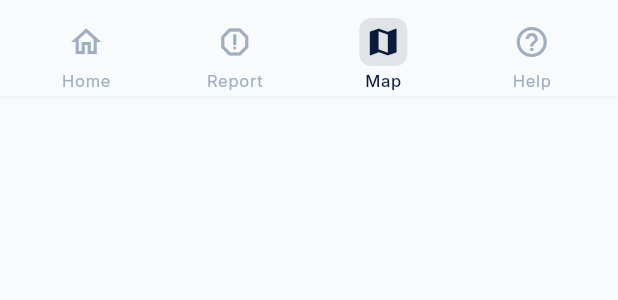
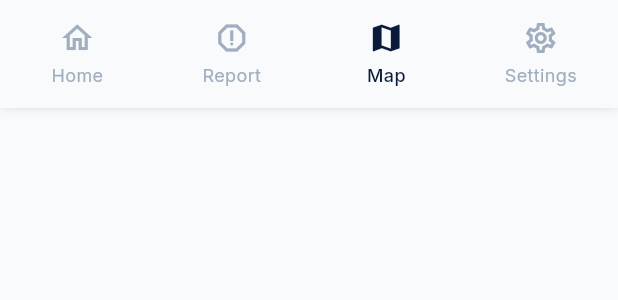
Before and after one commit to DevJB-cmd/AeroSafe, a Flutter app: the CustomBottomBar widget shown alone on an empty page, opened directly, on a phone screen of 412 x 824 dp. Shown: the top 300 px of the screen. Run offline on Flutter 3.47's test engine with Material 3 defaults, Android fonts, the light colour scheme and no system bars; our stand-ins replace cached_network_image, connectivity_plus, fl_chart, flutter_map, flutter_svg, geolocator and 10 more; missing offline and left inert: mobile_scanner, record; accounts and stored records are empty; statements that could not run were skipped.

Commit message:
Update custom_bottom_bar.dart

```diff
--- a/lib/widgets/custom_bottom_bar.dart
+++ b/lib/widgets/custom_bottom_bar.dart
@@ -1,24 +1,58 @@
 import 'package:flutter/material.dart';
 import 'package:flutter/services.dart';
+import 'package:google_fonts/google_fonts.dart';
 
-/// Custom bottom navigation bar for aviation safety application
-/// Implements bottom-heavy thumb zone strategy with haptic feedback
-/// Supports role-based navigation with secure admin access
+/// ================================
+/// Navigation item configuration
+/// ================================
+class CustomBottomBarItem {
+  final IconData icon;
+  final IconData activeIcon;
+  final String label;
+  final String route;
+  final bool showBadge;
+  final String? badgeText;
+
+  const CustomBottomBarItem({
+    required this.icon,
+    required this.activeIcon,
+    required this.label,
+    required this.route,
+    this.showBadge = false,
+    this.badgeText,
+  });
+}
+
+/// ================================
+/// Variants
+/// ================================
+enum CustomBottomBarVariant {
+  standard,
+  compact,
+}
+
+/// ================================
+/// Custom Bottom Bar
+/// ================================
 class CustomBottomBar extends StatefulWidget {
-  /// Current selected index
   final int currentIndex;
+  final ValueChanged<int>? onTap;
 
-  /// Callback when navigation item is tapped
-  final Function(int) onTap;
+  /// Admin / role options
+  final bool showAdminTab;
+  final bool showRoleBadge;
+  final String? roleType;
 
-  /// Whether to show admin tab (requires authentication)
-  final bool showAdminTab;
+  final CustomBottomBarVariant variant;
 
   const CustomBottomBar({
     super.key,
     required this.currentIndex,
-    required this.onTap,
+    this.onTap,
     this.showAdminTab = false,
+    this.showRoleBadge = false,
+    this.roleType,
+    this.variant = CustomBottomBarVariant.standard,
   });
 
   @override
@@ -27,184 +61,155 @@ class CustomBottomBar extends StatefulWidget {
 
 class _CustomBottomBarState extends State<CustomBottomBar>
     with SingleTickerProviderStateMixin {
-  late AnimationController _animationController;
+  late AnimationController _controller;
   late Animation<double> _scaleAnimation;
-  int _previousIndex = 0;
+  int _lastTappedIndex = -1;
 
   @override
   void initState() {
     super.initState();
-    _previousIndex = widget.currentIndex;
-    _animationController = AnimationController(
+    _controller = AnimationController(
       duration: const Duration(milliseconds: 200),
       vsync: this,
     );
-    _scaleAnimation = Tween<double>(begin: 1.0, end: 0.98).animate(
-      CurvedAnimation(
-        parent: _animationController,
-        curve: Curves.easeOut,
-      ),
+    _scaleAnimation = Tween<double>(begin: 1.0, end: 0.96).animate(
+      CurvedAnimation(parent: _controller, curve: Curves.easeOut),
     );
   }
 
   @override
-  void didUpdateWidget(CustomBottomBar oldWidget) {
-    super.didUpdateWidget(oldWidget);
-    if (oldWidget.currentIndex != widget.currentIndex) {
-      _previousIndex = oldWidget.currentIndex;
-      _animationController.forward().then((_) {
-        _animationController.reverse();
-      });
-    }
-  }
-
-  @override
   void dispose() {
-    _animationController.dispose();
+    _controller.dispose();
     super.dispose();
   }
 
-  void _handleTap(int index) {
-    // Haptic feedback for tab switching
-    HapticFeedback.lightImpact();
-    widget.onTap(index);
-  }
-
-  List<_NavigationItem> _getNavigationItems() {
-    final items = <_NavigationItem>[
-      _NavigationItem(
+  /// ================================
+  /// Navigation items (fusion logique)
+  /// ================================
+  List<CustomBottomBarItem> get _items => [
+        const CustomBottomBarItem(
           icon: Icons.home_outlined,
           activeIcon: Icons.home,
           label: 'Home',
           route: '/home-screen',
         ),
-      _NavigationItem(
+        const CustomBottomBarItem(
           icon: Icons.report_outlined,
           activeIcon: Icons.report,
           label: 'Report',
           route: '/incident-selection',
         ),
         if (widget.showAdminTab)
-        _NavigationItem(
+          const CustomBottomBarItem(
             icon: Icons.admin_panel_settings_outlined,
             activeIcon: Icons.admin_panel_settings,
             label: 'Admin',
-          route: '/admin-authentication',
+            route: '/admin-dashboard-screen',
           ),
-      _NavigationItem(
+        const CustomBottomBarItem(
           icon: Icons.map_outlined,
           activeIcon: Icons.map,
           label: 'Map',
           route: '/location-mapping',
         ),
-      _NavigationItem(
-        icon: Icons.help_outline,
-        activeIcon: Icons.help,
-        label: 'Help',
-        route: '/home-screen', // Help section in home
+        const CustomBottomBarItem(
+          icon: Icons.settings_outlined,
+          activeIcon: Icons.settings,
+          label: 'Settings',
+          route: '/settings-screen',
         ),
       ];
-    return items;
+
+  void _handleTap(int index) {
+    if (index == widget.currentIndex) return;
+
+    HapticFeedback.lightImpact();
+
+    setState(() => _lastTappedIndex = index);
+    _controller.forward().then((_) => _controller.reverse());
+
+    if (widget.onTap != null) {
+      widget.onTap!(index);
+    } else {
+      Navigator.pushNamed(context, _items[index].route);
+    }
   }
 
-  @override
-  Widget build(BuildContext context) {
+  Widget _buildItem(CustomBottomBarItem item, int index) {
     final theme = Theme.of(context);
     final colorScheme = theme.colorScheme;
-    final navigationItems = _getNavigationItems();
+    final isSelected = widget.currentIndex == index;
 
-    return Container(
-      decoration: BoxDecoration(
-        color: colorScheme.surface,
-        boxShadow: [
-          BoxShadow(
-            color: colorScheme.shadow.withValues(alpha: 0.2),
-            blurRadius: 4,
-            offset: const Offset(0, -2),
-          ),
-        ],
-      ),
-      child: SafeArea(
-        top: false,
-        child: Container(
-          height: 64,
-          padding: const EdgeInsets.symmetric(horizontal: 8, vertical: 8),
-          child: Row(
-            mainAxisAlignment: MainAxisAlignment.spaceAround,
-            children: List.generate(
-              navigationItems.length,
-              (index) => _buildNavigationItem(
-                context,
-                navigationItems[index],
-                index,
-                widget.currentIndex == index,
-              ),
-            ),
-          ),
-        ),
-      ),
-    );
-  }
-
-  Widget _buildNavigationItem(
-    BuildContext context,
-    _NavigationItem item,
-    int index,
-    bool isSelected,
-  ) {
-    final theme = Theme.of(context);
-    final colorScheme = theme.colorScheme;
+    final color = isSelected
+        ? colorScheme.primary
+        : theme.bottomNavigationBarTheme.unselectedItemColor ??
+            colorScheme.onSurface.withValues(alpha: 0.6);
 
     return Expanded(
-      child: ScaleTransition(
-        scale: isSelected && _previousIndex != index
-            ? _scaleAnimation
-            : const AlwaysStoppedAnimation(1.0),
       child: Material(
         color: Colors.transparent,
         child: InkWell(
           onTap: () => _handleTap(index),
           borderRadius: BorderRadius.circular(12),
+          child: AnimatedBuilder(
+            animation: _scaleAnimation,
+            builder: (_, child) {
+              return Transform.scale(
+                scale: _lastTappedIndex == index
+                    ? _scaleAnimation.value
+                    : 1.0,
+                child: child,
+              );
+            },
             child: Container(
-              padding: const EdgeInsets.symmetric(vertical: 4),
+              padding: const EdgeInsets.symmetric(vertical: 8),
               child: Column(
-                mainAxisSize: MainAxisSize.min,
                 mainAxisAlignment: MainAxisAlignment.center,
                 children: [
-                  AnimatedContainer(
-                    duration: const Duration(milliseconds: 200),
-                    curve: Curves.easeInOut,
+                  Stack(
+                    clipBehavior: Clip.none,
+                    children: [
+                      Icon(
+                        isSelected ? item.activeIcon : item.icon,
+                        size: 24,
+                        color: color,
+                      ),
+                      if (item.showBadge ||
+                          (widget.showRoleBadge && index == 0))
+                        Positioned(
+                          right: -8,
+                          top: -4,
+                          child: Container(
                             padding: const EdgeInsets.all(4),
                             decoration: BoxDecoration(
-                      color: isSelected
-                          ? colorScheme.primary.withValues(alpha: 0.1)
-                          : Colors.transparent,
-                      borderRadius: BorderRadius.circular(8),
+                              color: colorScheme.secondary,
+                              shape: BoxShape.circle,
                             ),
-                    child: Icon(
-                      isSelected ? item.activeIcon : item.icon,
-                      size: 24,
-                      color: isSelected
-                          ? colorScheme.primary
-                          : theme.bottomNavigationBarTheme.unselectedItemColor,
+                            child: item.badgeText != null
+                                ? Text(
+                                    item.badgeText!,
+                                    style: GoogleFonts.inter(
+                                      fontSize: 10,
+                                      color: colorScheme.onSecondary,
+                                      fontWeight: FontWeight.w600,
+                                    ),
+                                  )
+                                : null,
                           ),
                         ),
-                  const SizedBox(height: 2),
-                  AnimatedDefaultTextStyle(
-                    duration: const Duration(milliseconds: 200),
-                    curve: Curves.easeInOut,
-                    style: theme.textTheme.labelSmall!.copyWith(
-                      color: isSelected
-                          ? colorScheme.primary
-                          : theme.bottomNavigationBarTheme.unselectedItemColor,
+                    ],
+                  ),
+                  const SizedBox(height: 4),
+                  Text(
+                    item.label,
+                    style: GoogleFonts.inter(
+                      fontSize: 12,
                       fontWeight:
                           isSelected ? FontWeight.w500 : FontWeight.w400,
+                      color: color,
                     ),
-                    child: Text(
-                      item.label,
                     maxLines: 1,
                     overflow: TextOverflow.ellipsis,
-                    ),
                   ),
                 ],
               ),
@@ -214,19 +219,35 @@ class _CustomBottomBarState extends State<CustomBottomBar>
       ),
     );
   }
+
+  @override
+  Widget build(BuildContext context) {
+    final theme = Theme.of(context);
+
+    return Container(
+      decoration: BoxDecoration(
+        color: theme.colorScheme.surface,
+        boxShadow: const [
+          BoxShadow(
+            color: Color(0x33000000),
+            blurRadius: 6,
+            offset: Offset(0, -2),
+          ),
+        ],
+      ),
+      child: SafeArea(
+        top: false,
+        child: SizedBox(
+          height:
+              widget.variant == CustomBottomBarVariant.compact ? 64 : 72,
+          child: Row(
+            children: List.generate(
+              _items.length,
+              (i) => _buildItem(_items[i], i),
+            ),
+          ),
+        ),
+      ),
+    );
   }
-
-/// Internal class to represent navigation items
-class _NavigationItem {
-  final IconData icon;
-  final IconData activeIcon;
-  final String label;
-  final String route;
-
-  _NavigationItem({
-    required this.icon,
-    required this.activeIcon,
-    required this.label,
-    required this.route,
-  });
 }
```
Lines whose indentation alone changed are shown as unchanged.
